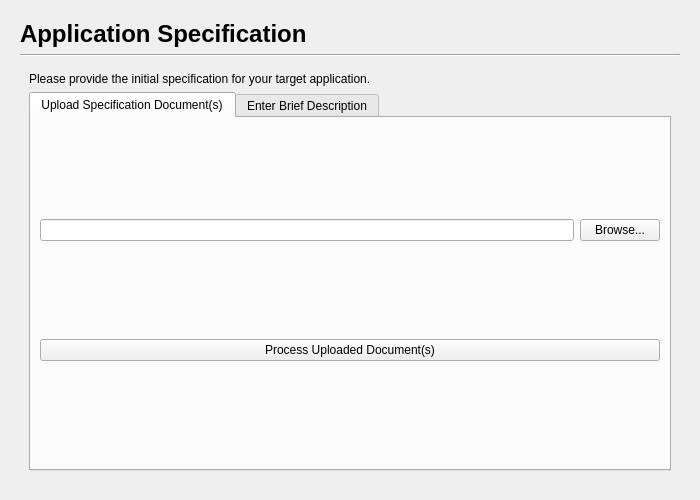
First picture: the form in gui/spec_elaboration_page.ui, repository mariolewis/asdf_factory, before the edit.
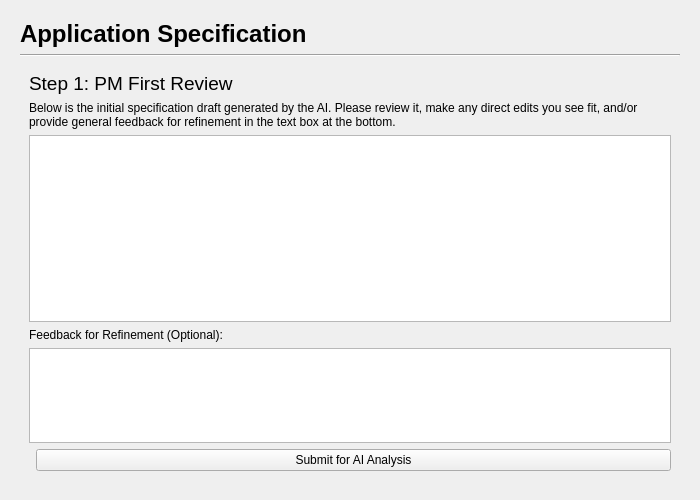
Second picture: the form after the edit. The open tabs and pages were chosen to show the change.

Commit message: feat(ux): Redesign spec elaboration to a two-step workflow

Diff of the .ui file:
```diff
--- a/gui/spec_elaboration_page.ui
+++ b/gui/spec_elaboration_page.ui
@@ -164,6 +164,68 @@
        </item>
       </layout>
      </widget>
+     <widget class="QWidget" name="pmFirstReviewPage">
+      <layout class="QVBoxLayout" name="verticalLayout_9">
+       <item>
+        <widget class="QLabel" name="pmReviewHeaderLabel">
+         <property name="text">
+          <string>Step 1: PM First Review</string>
+         </property>
+         <property name="styleSheet">
+          <string notr="true">font-size: 14pt;</string>
+         </property>
+        </widget>
+       </item>
+       <item>
+        <widget class="QLabel" name="pmReviewInstructionLabel">
+         <property name="text">
+          <string>Below is the initial specification draft generated by the AI. Please review it, make any direct edits you see fit, and/or provide general feedback for refinement in the text box at the bottom.</string>
+         </property>
+         <property name="wordWrap">
+          <bool>true</bool>
+         </property>
+        </widget>
+       </item>
+       <item>
+        <widget class="QTextEdit" name="pmReviewTextEdit"/>
+       </item>
+       <item>
+        <widget class="QLabel" name="pmFeedbackLabel">
+         <property name="text">
+          <string>Feedback for Refinement (Optional):</string>
+         </property>
+        </widget>
+       </item>
+       <item>
+        <widget class="QPlainTextEdit" name="pmFeedbackTextEdit">
+         <property name="maximumSize">
+          <size>
+           <width>16777215</width>
+           <height>100</height>
+          </size>
+         </property>
+        </widget>
+       </item>
+       <item>
+        <layout class="QHBoxLayout" name="horizontalLayout_4">
+         <item>
+          <spacer name="horizontalSpacer_2">
+           <property name="orientation">
+            <enum>Qt::Horizontal</enum>
+           </property>
+          </spacer>
+         </item>
+         <item>
+          <widget class="QPushButton" name="submitForAnalysisButton">
+           <property name="text">
+            <string>Submit for AI Analysis</string>
+           </property>
+          </widget>
+         </item>
+        </layout>
+       </item>
+      </layout>
+     </widget>
      <widget class="QWidget" name="finalReviewPage">
       <layout class="QVBoxLayout" name="verticalLayout_6">
        <item>
```
The commit also changes 3 other files.
